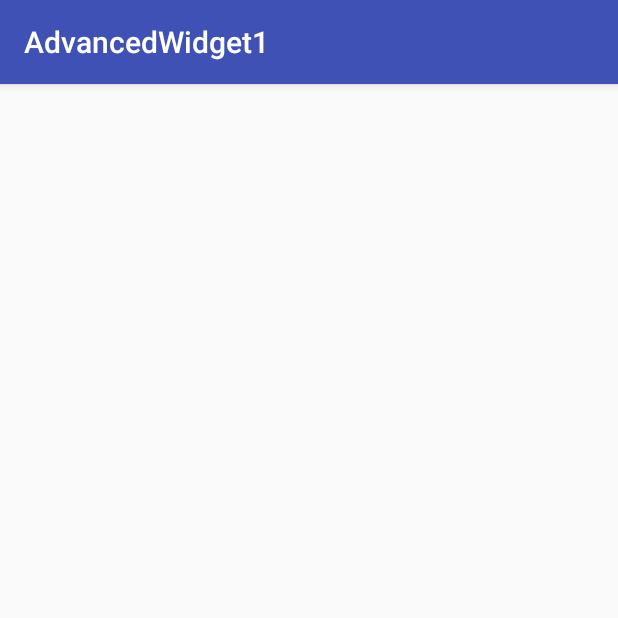
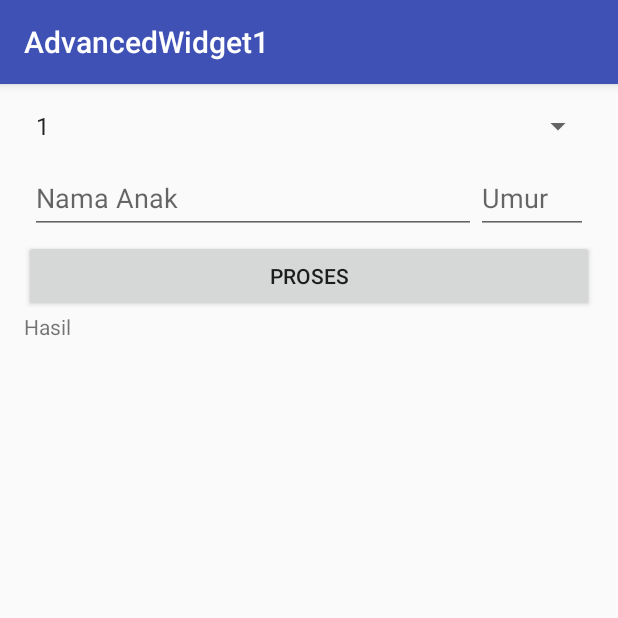
Before and after one commit to mochal97/AdvanceWidget1, an Android app: the screen it shows after launch (MainActivity), on a phone screen of 412 x 824 dp, the top half of it. Run offline under Robolectric (Android 15) with nearby library versions, the phone set to English and light mode, and no system bars.

Commit message:
Widget Programming Final Part

```diff
--- a/app/build.gradle
+++ b/app/build.gradle
@@ -23,4 +23,5 @@ dependencies {
     compile fileTree(dir: 'libs', include: ['*.jar'])
     testCompile 'junit:junit:4.12'
     compile 'com.android.support:appcompat-v7:23.3.0'
+    compile 'com.android.support:design:23.3.0'
 }
--- a/app/src/main/java/id/sch/smktelkom_mlg/learn/advancedwidget1/MainActivity.java
+++ b/app/src/main/java/id/sch/smktelkom_mlg/learn/advancedwidget1/MainActivity.java
@@ -2,12 +2,82 @@ package id.sch.smktelkom_mlg.learn.advancedwidget1;
 
 import android.os.Bundle;
 import android.support.v7.app.AppCompatActivity;
+import android.view.LayoutInflater;
+import android.view.View;
+import android.widget.AdapterView;
+import android.widget.ArrayAdapter;
+import android.widget.EditText;
+import android.widget.LinearLayout;
+import android.widget.Spinner;
+import android.widget.TextView;
 
 public class MainActivity extends AppCompatActivity {
-
+    Spinner spJumlah;
+    LinearLayout llAnak;
+    TextView tvHasil;
     @Override
     protected void onCreate(Bundle savedInstanceState) {
         super.onCreate(savedInstanceState);
         setContentView(R.layout.activity_main);
+
+        spJumlah = (Spinner) findViewById(R.id.spinner);
+        Integer[] arJumlah = new Integer[10];
+        for (int i = 0; i < 10; i++) {
+            arJumlah[i] = i + 1;
+        }
+        ArrayAdapter adapter = new ArrayAdapter<>(this,
+                android.R.layout.simple_spinner_item, arJumlah);
+        adapter.setDropDownViewResource(android.R.layout.simple_spinner_dropdown_item);
+        spJumlah.setAdapter(adapter);
+
+        llAnak = (LinearLayout) findViewById(R.id.linearLayoutAnak);
+        tvHasil = (TextView) findViewById(R.id.textViewHasil);
+
+        findViewById(R.id.buttonProses).setOnClickListener(new View.OnClickListener() {
+            @Override
+            public void onClick(View view) {
+                doProses();
+            }
+        });
+        spJumlah.setOnItemSelectedListener(new AdapterView.OnItemSelectedListener() {
+            @Override
+            public void onItemSelected(AdapterView<?> adapterView, View view, int i, long l) {
+                addEditText((int) spJumlah.getSelectedItem());
+            }
+
+            @Override
+            public void onNothingSelected(AdapterView<?> adapterView) {
+                //
+            }
+        });
+    }
+
+    private void addEditText(int jumlah) {
+        llAnak.removeAllViews();
+        for (int i = 1; i <= jumlah; i++) {
+            View v = LayoutInflater.from(this).inflate(R.layout.layout_anak, llAnak, false);
+            v.setTag("Anak" + i);
+            llAnak.addView(v);
+        }
+    }
+
+    private void doProses() {
+        int jumlah = (int) spJumlah.getSelectedItem();
+        String hasil = "";
+        for (int i = 1; i <= jumlah; i++) {
+            LinearLayout llNow = (LinearLayout) llAnak.findViewWithTag("Anak" + i);
+
+            EditText etNama = (EditText) llNow.findViewById(R.id.editTextNama);
+            EditText etUmur = (EditText) llNow.findViewById(R.id.editTextUmur);
+
+            String nama = etNama.getText().toString().trim();
+            String umur = etUmur.getText().toString();
+
+            if (umur.isEmpty())
+                umur = "0";
+            if (!nama.isEmpty())
+                hasil += "Anak ke-" + i + ": " + nama + " umur " + umur + " tahun\n";
+        }
+        tvHasil.setText(hasil);
     }
 }
--- a/app/src/main/res/layout/activity_main.xml
+++ b/app/src/main/res/layout/activity_main.xml
@@ -1,9 +1,12 @@
 <?xml version="1.0" encoding="utf-8"?>
-<LinearLayout xmlns:android="http://schemas.android.com/apk/res/android"
+<ScrollView xmlns:android="http://schemas.android.com/apk/res/android"
     xmlns:tools="http://schemas.android.com/tools"
-    android:id="@+id/linearLayoutMain"
     android:layout_width="match_parent"
-    android:layout_height="match_parent"
+    android:layout_height="match_parent">
+
+    <LinearLayout
+        android:layout_width="match_parent"
+        android:layout_height="wrap_content"
     android:orientation="vertical"
     android:paddingBottom="@dimen/activity_vertical_margin"
     android:paddingLeft="@dimen/activity_horizontal_margin"
@@ -11,4 +14,29 @@
     android:paddingTop="@dimen/activity_vertical_margin"
     tools:context="id.sch.smktelkom_mlg.learn.advancedwidget1.MainActivity">
 
-</LinearLayout>
+        <Spinner
+            android:id="@+id/spinner"
+            android:layout_width="match_parent"
+            android:layout_height="wrap_content" />
+
+        <LinearLayout
+            android:id="@+id/linearLayoutAnak"
+            android:layout_width="match_parent"
+            android:layout_height="wrap_content"
+            android:orientation="vertical">
+
+        </LinearLayout>
+
+        <Button
+            android:id="@+id/buttonProses"
+            android:layout_width="match_parent"
+            android:layout_height="wrap_content"
+            android:text="Proses" />
+
+        <TextView
+            android:id="@+id/textViewHasil"
+            android:layout_width="match_parent"
+            android:layout_height="wrap_content"
+            android:text="Hasil" />
+    </LinearLayout>
+</ScrollView>
--- /dev/null
+++ b/app/src/main/res/layout/layout_anak.xml
@@ -0,0 +1,31 @@
+<?xml version="1.0" encoding="utf-8"?>
+<LinearLayout xmlns:android="http://schemas.android.com/apk/res/android"
+    android:layout_width="match_parent"
+    android:layout_height="match_parent"
+    android:padding="4dp"
+    android:weightSum="1">
+
+    <android.support.design.widget.TextInputLayout
+        android:layout_width="0dp"
+        android:layout_height="wrap_content"
+        android:layout_weight="0.8">
+
+        <android.support.design.widget.TextInputEditText
+            android:id="@+id/editTextNama"
+            android:layout_width="match_parent"
+            android:layout_height="match_parent"
+            android:hint="Nama Anak" />
+    </android.support.design.widget.TextInputLayout>
+
+    <android.support.design.widget.TextInputLayout
+        android:layout_width="0dp"
+        android:layout_height="wrap_content"
+        android:layout_weight="0.2">
+
+        <android.support.design.widget.TextInputEditText
+            android:id="@+id/editTextUmur"
+            android:layout_width="match_parent"
+            android:layout_height="match_parent"
+            android:hint="Umur" />
+    </android.support.design.widget.TextInputLayout>
+</LinearLayout>
```
